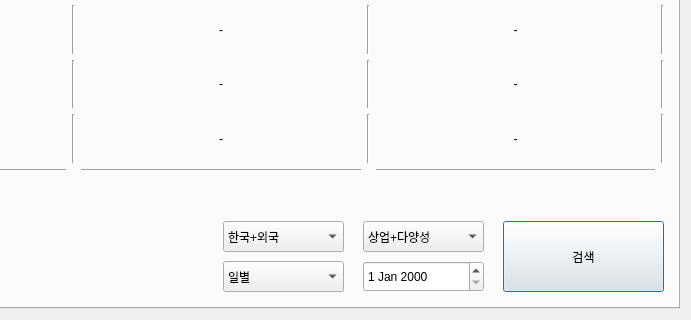
Above: ui.ui from JeongMinSik/TheLove before the change; both pictures show x 660 to 1351 and y 506 to 826 of the 1351 by 826 pixel window. Below: the same form after it.
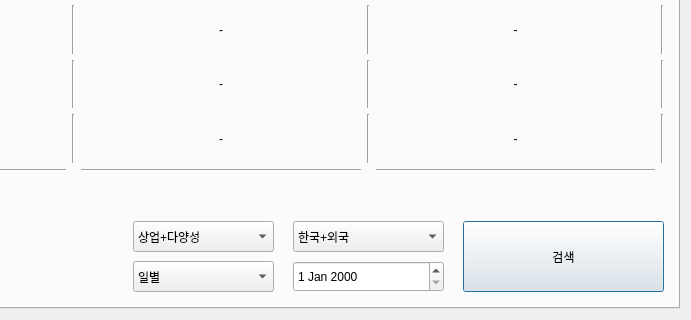
That is the form after the change. The open tabs and pages were chosen to show the change. Icons and pictures are not drawn.

```diff
--- a/ui.ui
+++ b/ui.ui
@@ -980,9 +980,9 @@
         <widget class="QDateEdit" name="dateEdit_Movie">
          <property name="geometry">
           <rect>
-           <x>1010</x>
+           <x>940</x>
            <y>730</y>
-           <width>121</width>
+           <width>151</width>
            <height>31</height>
           </rect>
          </property>
@@ -990,9 +990,9 @@
         <widget class="QComboBox" name="mComboBox_type">
          <property name="geometry">
           <rect>
-           <x>870</x>
+           <x>780</x>
            <y>730</y>
-           <width>121</width>
+           <width>141</width>
            <height>31</height>
           </rect>
          </property>
@@ -1020,9 +1020,9 @@
         <widget class="QComboBox" name="mComboBox_multi">
          <property name="geometry">
           <rect>
-           <x>1010</x>
+           <x>780</x>
            <y>690</y>
-           <width>121</width>
+           <width>141</width>
            <height>31</height>
           </rect>
          </property>
@@ -1045,9 +1045,9 @@
         <widget class="QComboBox" name="mComboBox_nation">
          <property name="geometry">
           <rect>
-           <x>870</x>
+           <x>940</x>
            <y>690</y>
-           <width>121</width>
+           <width>151</width>
            <height>31</height>
           </rect>
          </property>
@@ -1070,9 +1070,9 @@
         <widget class="QPushButton" name="movieButton">
          <property name="geometry">
           <rect>
-           <x>1150</x>
+           <x>1110</x>
            <y>690</y>
-           <width>161</width>
+           <width>201</width>
            <height>71</height>
           </rect>
          </property>
```
Left out of the diff: 67 changed lines with no effect on the pictures.
